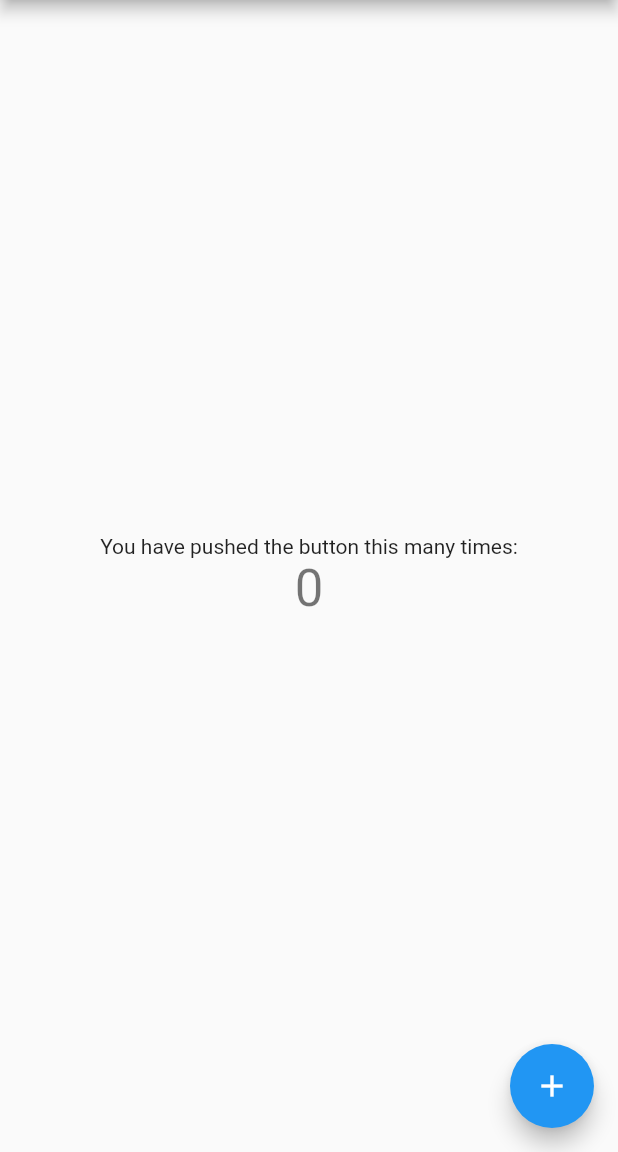
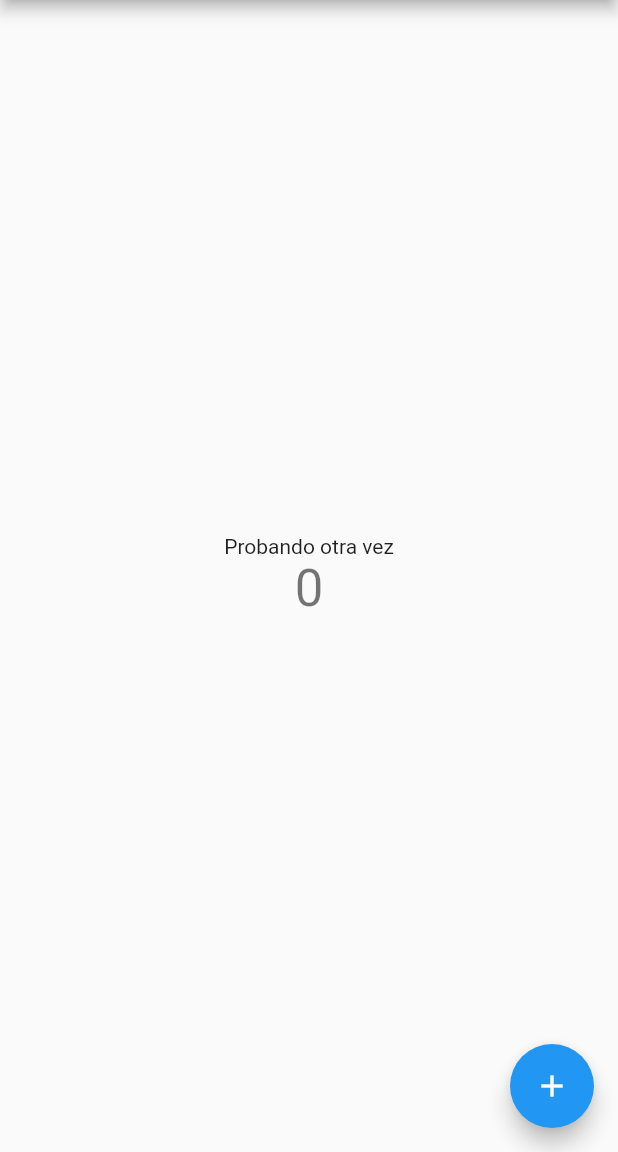
Before and after one commit to NagashL0l/WatchDogs, a Flutter app: the screen it shows after launch, on a phone screen of 412 x 824 dp, the part 84-1236 px from its top. Run offline on Flutter 3.47's test engine with Material 2 defaults, Android fonts, the phone set to English and light mode, and no system bars.

Commit message:
probando otra vez

```diff
--- a/watchdogs_flutter/lib/main.dart
+++ b/watchdogs_flutter/lib/main.dart
@@ -92,7 +92,7 @@ class _MyHomePageState extends State<MyHomePage> {
           mainAxisAlignment: MainAxisAlignment.center,
           children: <Widget>[
             Text(
-              'You have pushed the button this many times:',
+              'Probando otra vez',
             ),
             Text(
               '$_counter',
```
Also changed, not shown: 2 other files.
